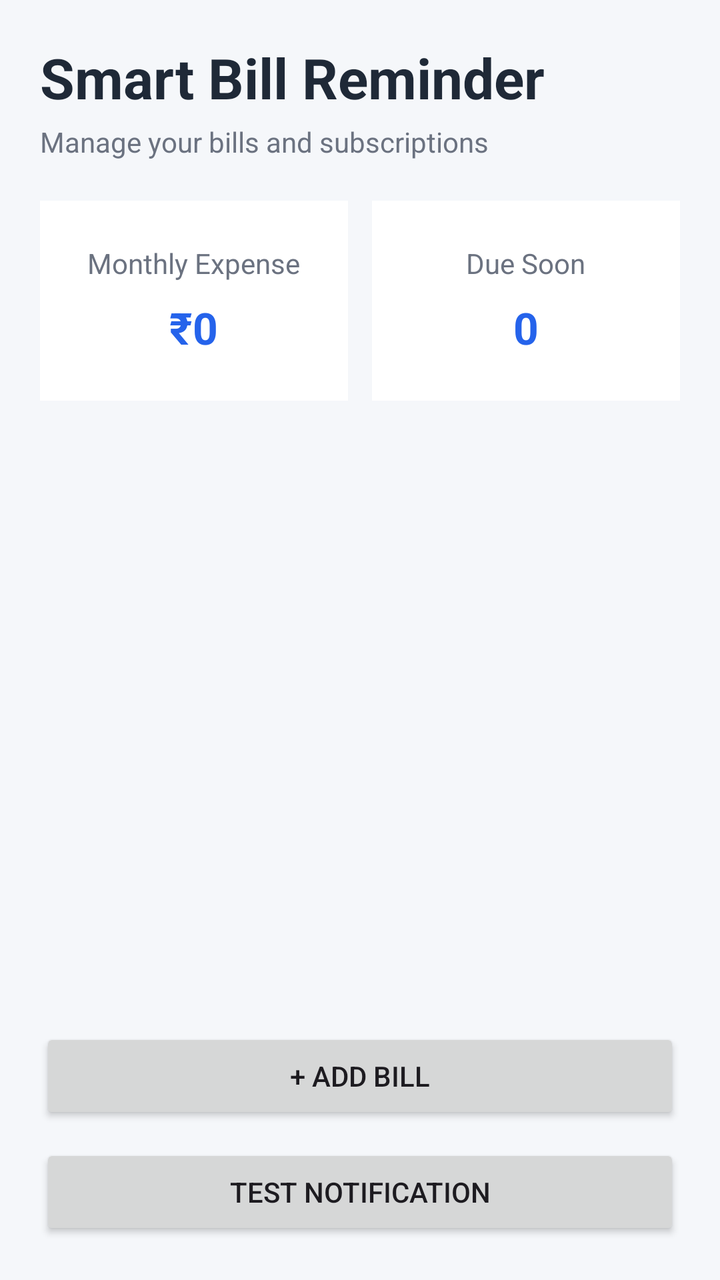
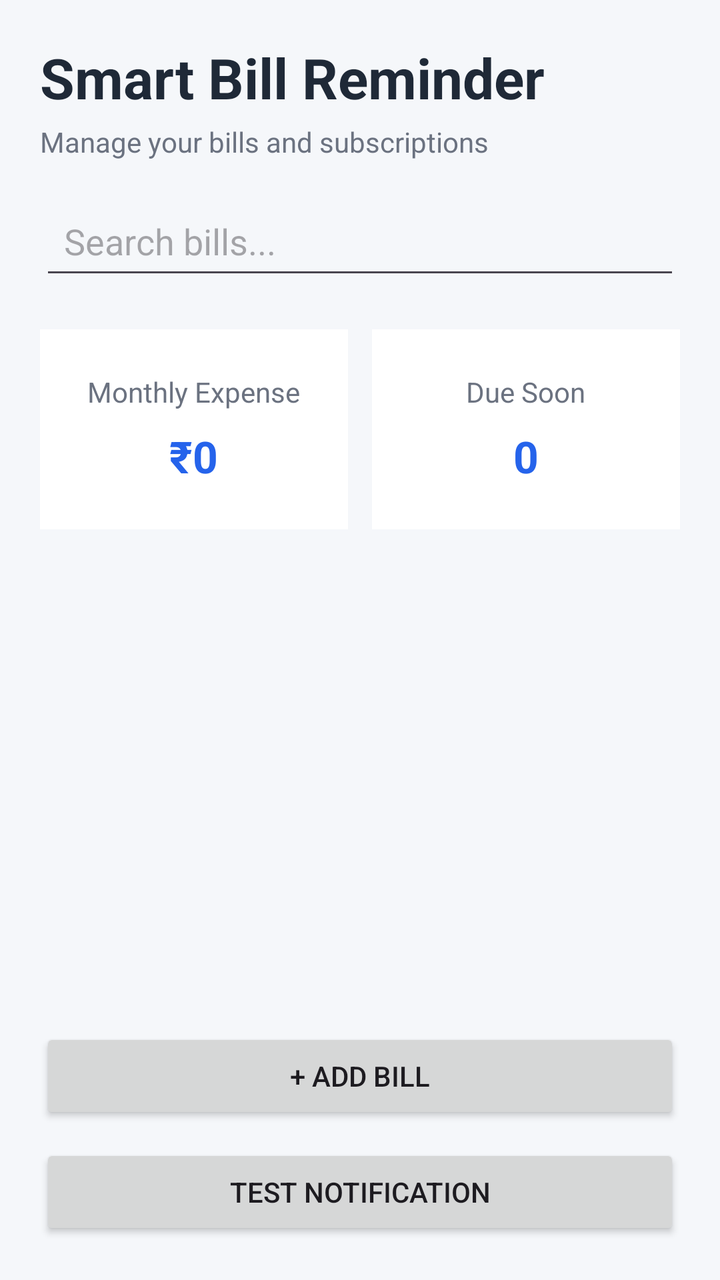

Compare the two renders of this Android layout. The source of the first and the diff that turns it into the second are given below.
<!-- AndroidManifest.xml: application theme Theme.SmartBillReminder -->
<!-- res/layout/activity_main.xml -->
<?xml version="1.0" encoding="utf-8"?>
<LinearLayout
    xmlns:android="http://schemas.android.com/apk/res/android"
    android:layout_width="match_parent"
    android:layout_height="match_parent"
    android:orientation="vertical"
    android:background="#F5F7FA"
    android:padding="20dp">

    <TextView
        android:layout_width="wrap_content"
        android:layout_height="wrap_content"
        android:text="Smart Bill Reminder"
        android:textSize="28sp"
        android:textStyle="bold"
        android:textColor="#1F2937" />

    <TextView
        android:layout_width="wrap_content"
        android:layout_height="wrap_content"
        android:layout_marginTop="4dp"
        android:text="Manage your bills and subscriptions"
        android:textSize="14sp"
        android:textColor="#6B7280" />

    <LinearLayout
        android:layout_width="match_parent"
        android:layout_height="wrap_content"
        android:layout_marginTop="20dp"
        android:orientation="horizontal">

        <LinearLayout
            android:layout_width="0dp"
            android:layout_height="100dp"
            android:layout_weight="1"
            android:orientation="vertical"
            android:gravity="center"
            android:background="#FFFFFF"
            android:padding="10dp">

            <TextView
                android:layout_width="wrap_content"
                android:layout_height="wrap_content"
                android:text="Monthly Expense"
                android:textSize="14sp"
                android:textColor="#6B7280" />

            <TextView
                android:id="@+id/tvTotalExpense"
                android:layout_width="wrap_content"
                android:layout_height="wrap_content"
                android:layout_marginTop="8dp"
                android:text="₹0"
                android:textSize="22sp"
                android:textStyle="bold"
                android:textColor="#2563EB" />

        </LinearLayout>

        <Space
            android:layout_width="12dp"
            android:layout_height="1dp" />

        <LinearLayout
            android:layout_width="0dp"
            android:layout_height="100dp"
            android:layout_weight="1"
            android:orientation="vertical"
            android:gravity="center"
            android:background="#FFFFFF"
            android:padding="10dp">

            <TextView
                android:layout_width="wrap_content"
                android:layout_height="wrap_content"
                android:text="Due Soon"
                android:textSize="14sp"
                android:textColor="#6B7280" />

            <TextView
                android:id="@+id/tvDueSoon"
                android:layout_width="wrap_content"
                android:layout_height="wrap_content"
                android:layout_marginTop="8dp"
                android:text="0"
                android:textSize="22sp"
                android:textStyle="bold"
                android:textColor="#2563EB" />

        </LinearLayout>

    </LinearLayout>

    <androidx.recyclerview.widget.RecyclerView
        android:id="@+id/recyclerBills"
        android:layout_width="match_parent"
        android:layout_height="0dp"
        android:layout_weight="1"
        android:layout_marginTop="20dp" />

    <Button
        android:id="@+id/btnAddBill"
        android:layout_width="match_parent"
        android:layout_height="wrap_content"
        android:layout_marginTop="10dp"
        android:text="+ Add Bill" />

    <Button
        android:id="@+id/btnTestNotification"
        android:layout_width="match_parent"
        android:layout_height="wrap_content"
        android:layout_marginTop="10dp"
        android:text="TEST NOTIFICATION" />

</LinearLayout>
<!-- resources referenced by this layout -->
<resources>
  <style name="Theme.SmartBillReminder" parent="Base.Theme.SmartBillReminder" />
  <style name="Base.Theme.SmartBillReminder" parent="Theme.Material3.DayNight.NoActionBar">
          
          
      </style>
</resources>

<!-- the commit's change to res/layout/activity_main.xml (unified diff, before → after) -->
@@ -22,6 +22,15 @@
         android:text="Manage your bills and subscriptions"
         android:textSize="14sp"
         android:textColor="#6B7280" />
+
+    <EditText
+        android:id="@+id/etSearchBill"
+        android:layout_width="match_parent"
+        android:layout_height="wrap_content"
+        android:layout_marginTop="16dp"
+        android:hint="Search bills..."
+        android:inputType="text"
+        android:padding="12dp" />
 
     <LinearLayout
         android:layout_width="match_parent"
